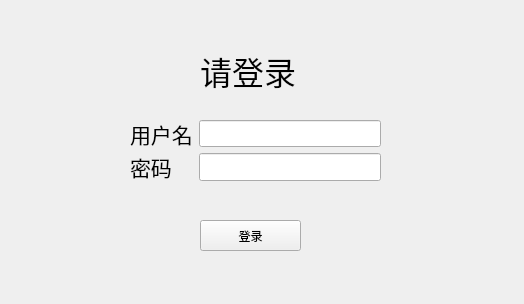
Old version of the form ElecSystem/mainwindow.ui in the repository RongjunZhou/ElecSys.
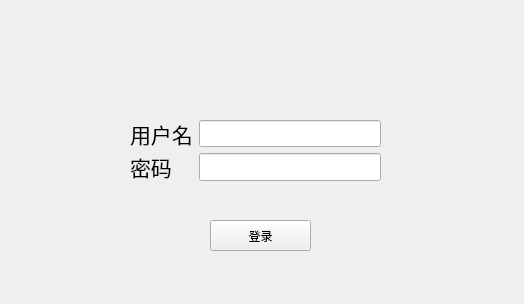
New version of the form.

What changed in the file:
```diff
--- a/ElecSystem/mainwindow.ui
+++ b/ElecSystem/mainwindow.ui
@@ -29,7 +29,7 @@
    <widget class="QPushButton" name="pushButton">
     <property name="geometry">
      <rect>
-      <x>200</x>
+      <x>210</x>
       <y>220</y>
       <width>101</width>
       <height>31</height>
@@ -99,25 +99,6 @@
      </item>
     </layout>
    </widget>
-   <widget class="QLabel" name="label_3">
-    <property name="geometry">
-     <rect>
-      <x>200</x>
-      <y>40</y>
-      <width>101</width>
-      <height>61</height>
-     </rect>
-    </property>
-    <property name="font">
-     <font>
-      <family>新宋体</family>
-      <pointsize>24</pointsize>
-     </font>
-    </property>
-    <property name="text">
-     <string>请登录</string>
-    </property>
-   </widget>
   </widget>
  </widget>
  <resources/>
```
